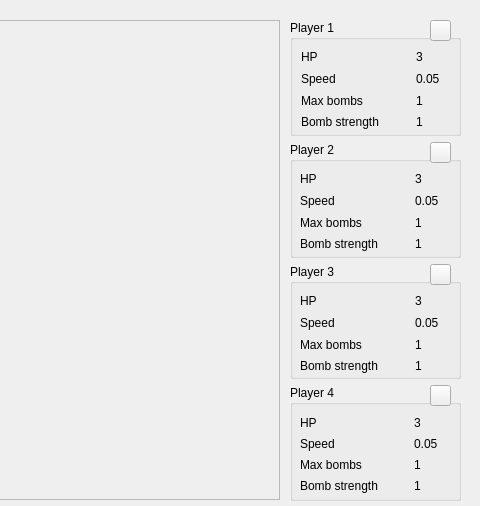
Qt form Game/skproject/game.ui (HelenaMaslowska/bombs-online) before a commit; both pictures show x 220 to 700 and y 0 to 506 of the 700 by 620 pixel window.
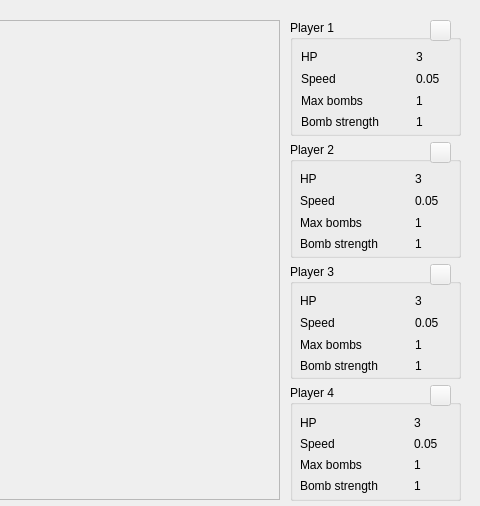
The same form after that commit.

The edit to the form file:
```diff
--- a/Game/skproject/game.ui
+++ b/Game/skproject/game.ui
@@ -120,6 +120,9 @@
        </layout>
       </widget>
       <widget class="QPushButton" name="rdy_1">
+       <property name="enabled">
+        <bool>false</bool>
+       </property>
        <property name="geometry">
         <rect>
          <x>140</x>
@@ -225,6 +228,9 @@
        </layout>
       </widget>
       <widget class="QPushButton" name="rdy_2">
+       <property name="enabled">
+        <bool>false</bool>
+       </property>
        <property name="geometry">
         <rect>
          <x>140</x>
@@ -330,6 +336,9 @@
        </layout>
       </widget>
       <widget class="QPushButton" name="rdy_3">
+       <property name="enabled">
+        <bool>false</bool>
+       </property>
        <property name="geometry">
         <rect>
          <x>140</x>
@@ -441,6 +450,9 @@
        </layout>
       </widget>
       <widget class="QPushButton" name="rdy_4">
+       <property name="enabled">
+        <bool>false</bool>
+       </property>
        <property name="geometry">
         <rect>
          <x>140</x>
```
Left out of the diff: 3 changed lines with no effect on the pictures.
